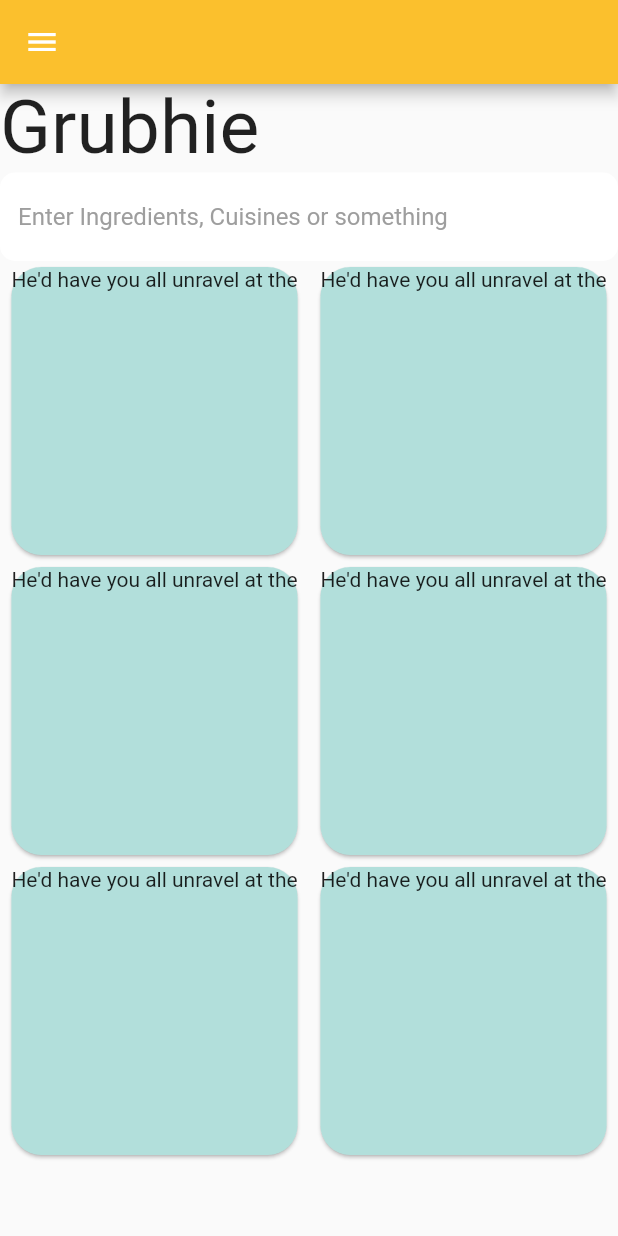
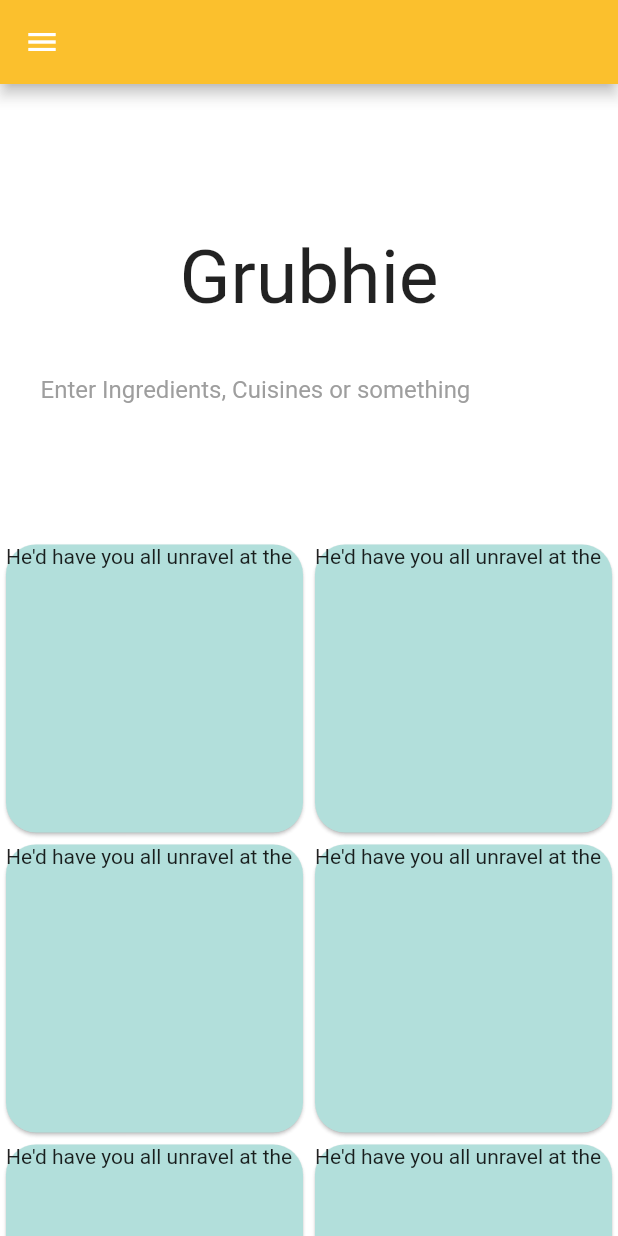
Before and after one commit to notGelo/FinalAcademicProject, a Flutter app: the screen it shows after launch, on a phone screen of 412 x 824 dp. Run offline on Flutter 3.47's test engine with Material 2 defaults, Android fonts, the phone set to English and light mode, and no system bars.

Commit message:
home page w/ burger menu, ok kahit landscape

```diff
--- a/lib/main.dart
+++ b/lib/main.dart
@@ -7,7 +7,9 @@ class MyApp extends StatelessWidget {
   @override
   Widget build(BuildContext context) {
     return MaterialApp(
-      theme: ThemeData(),
+      theme: ThemeData(
+        scaffoldBackgroundColor: Colors.white70,
+      ),
       home: HomeScreen(),
     );
   }
--- a/lib/screens/home_screen.dart
+++ b/lib/screens/home_screen.dart
@@ -20,13 +20,23 @@ class _HomeScreenState extends State<HomeScreen> {
         body: ListView(
           scrollDirection: Axis.vertical,
           children: <Widget>[
+            SizedBox(
+              height: 100,
+            ),
             Text(
               'Grubhie',
+              textAlign: TextAlign.center,
               style: TextStyle(
                 fontSize: 50.0,
               ),
             ),
+            SizedBox(
+              height: 15,
+            ),
             Container(
+              margin: EdgeInsets.symmetric(
+                horizontal: 15.0,
+              ),
               child: TextField(
                 style: TextStyle(
                   color: Colors.black,
@@ -34,13 +44,17 @@ class _HomeScreenState extends State<HomeScreen> {
                 decoration: kTextFieldInputDecoration,
               ),
             ),
+            SizedBox(
+              height: 70,
+            ),
             Column(
               mainAxisAlignment: MainAxisAlignment.spaceAround,
               children: [
                 Row(
                   mainAxisAlignment: MainAxisAlignment.spaceAround,
                   children: [
-                    Container(
+                    Expanded(
+                      child: Container(
                         height: 200,
                         child: Card(
                           shape: RoundedRectangleBorder(
@@ -50,7 +64,9 @@ class _HomeScreenState extends State<HomeScreen> {
                           color: Colors.teal[100],
                         ),
                       ),
-                    Container(
+                    ),
+                    Expanded(
+                      child: Container(
                         height: 200,
                         child: Card(
                           shape: RoundedRectangleBorder(
@@ -60,12 +76,14 @@ class _HomeScreenState extends State<HomeScreen> {
                           color: Colors.teal[100],
                         ),
                       ),
+                    ),
                   ],
                 ),
                 Row(
                   mainAxisAlignment: MainAxisAlignment.spaceAround,
                   children: [
-                    Container(
+                    Expanded(
+                      child: Container(
                         height: 200,
                         child: Card(
                           shape: RoundedRectangleBorder(
@@ -75,7 +93,9 @@ class _HomeScreenState extends State<HomeScreen> {
                           color: Colors.teal[100],
                         ),
                       ),
-                    Container(
+                    ),
+                    Expanded(
+                      child: Container(
                         height: 200,
                         child: Card(
                           shape: RoundedRectangleBorder(
@@ -85,12 +105,14 @@ class _HomeScreenState extends State<HomeScreen> {
                           color: Colors.teal[100],
                         ),
                       ),
+                    ),
                   ],
                 ),
                 Row(
                   mainAxisAlignment: MainAxisAlignment.spaceAround,
                   children: [
-                    Container(
+                    Expanded(
+                      child: Container(
                         height: 200,
                         child: Card(
                           shape: RoundedRectangleBorder(
@@ -100,7 +122,9 @@ class _HomeScreenState extends State<HomeScreen> {
                           color: Colors.teal[100],
                         ),
                       ),
-                    Container(
+                    ),
+                    Expanded(
+                      child: Container(
                         height: 200,
                         child: Card(
                           shape: RoundedRectangleBorder(
@@ -108,6 +132,7 @@ class _HomeScreenState extends State<HomeScreen> {
                           ),
                           child: const Text("He'd have you all unravel at the"),
                           color: Colors.teal[100],
+                        ),
                       ),
                     ),
                   ],
```
Lines whose indentation alone changed are shown as unchanged.
